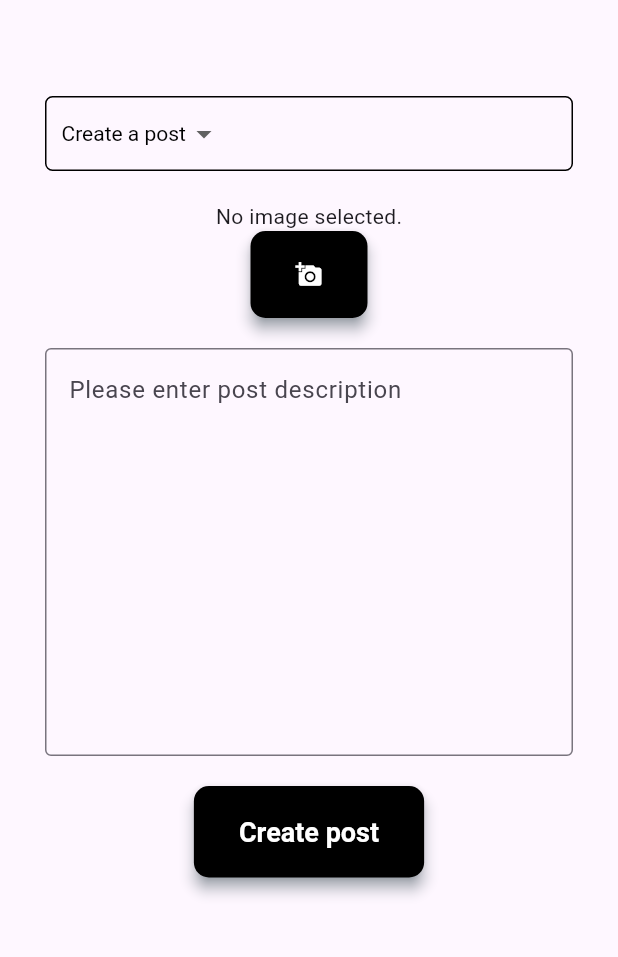
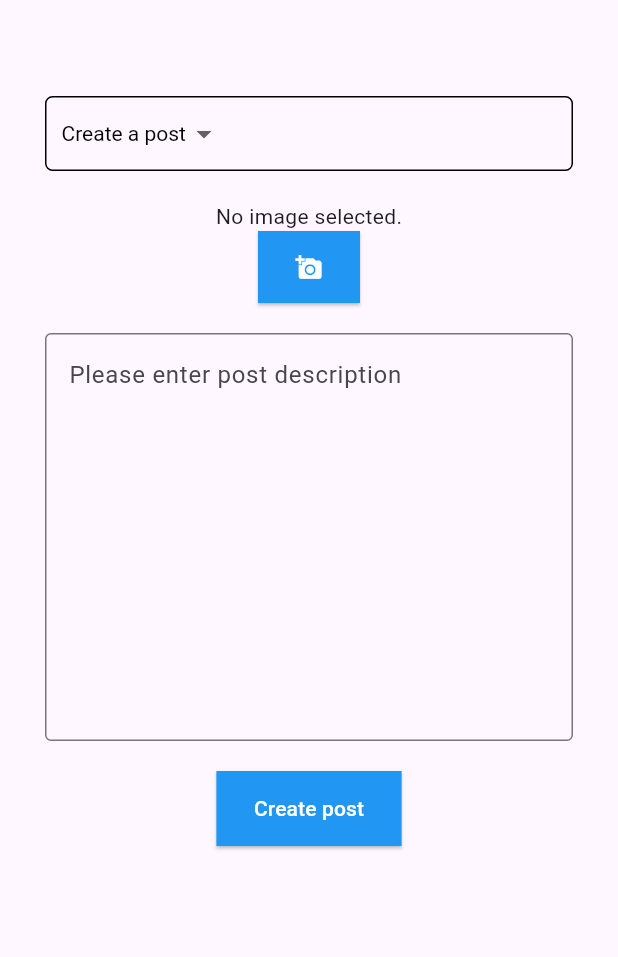
Before and after one commit to Rifa144/Group8_Project2, a Flutter app: the screen it shows after launch, after a tap on "Azmi Eb Thissam", on a phone screen of 412 x 824 dp, the part 63-1020 px from its top. Run offline on Flutter 3.47's test engine with Material 3 defaults, Android fonts, the phone set to English and light mode, and no system bars; our stand-ins replace image_picker; network calls fail.

Commit message:
Made Small changes to the styling of various pages

```diff
--- a/project2_flutter/lib/screens/CreatePostScreen.dart
+++ b/project2_flutter/lib/screens/CreatePostScreen.dart
@@ -61,18 +61,15 @@ class _CreatePostScreenState extends State<CreatePostScreen> {
         ),
         ElevatedButton(
           onPressed: getImage,
-          style: ElevatedButton.styleFrom(
-            foregroundColor: Colors.white, backgroundColor: Colors.black,
-            padding: const EdgeInsets.symmetric(horizontal: 30, vertical: 20),
-            shape: RoundedRectangleBorder(
-              borderRadius: BorderRadius.circular(10),
+          style: ButtonStyle(
+            backgroundColor: MaterialStateProperty.all<Color>(Colors.blue),
+            shape: MaterialStateProperty.all<OutlinedBorder>(
+              RoundedRectangleBorder(
+                borderRadius: BorderRadius.zero,
+              ),
             ),
-            textStyle:const TextStyle(
-              fontSize: 18,
-              fontWeight: FontWeight.bold,
-            ),
-            elevation: 4,
-            shadowColor: Colors.blueGrey,
+            foregroundColor: MaterialStateProperty.all<Color>(Colors.white),
+            padding: MaterialStateProperty.all<EdgeInsetsGeometry>(EdgeInsets.symmetric(vertical: 15.0, horizontal: 25.0)),
           ),
           child:const Icon(Icons.add_a_photo),
         ),
@@ -98,18 +95,15 @@ class _CreatePostScreenState extends State<CreatePostScreen> {
               Navigator.pushNamed(context, '/home-page');
             }
           },
-          style: ElevatedButton.styleFrom(
-            foregroundColor: Colors.white, backgroundColor: Colors.black,
-            padding: const EdgeInsets.symmetric(horizontal: 30, vertical: 20),
-            shape: RoundedRectangleBorder(
-              borderRadius: BorderRadius.circular(10),
+          style: ButtonStyle(
+            backgroundColor: MaterialStateProperty.all<Color>(Colors.blue),
+            shape: MaterialStateProperty.all<OutlinedBorder>(
+              RoundedRectangleBorder(
+                borderRadius: BorderRadius.zero,
+              ),
             ),
-            textStyle:const TextStyle(
-              fontSize: 18,
-              fontWeight: FontWeight.bold,
-            ),
-            elevation: 4,
-            shadowColor: Colors.blueGrey,
+            foregroundColor: MaterialStateProperty.all<Color>(Colors.white),
+            padding: MaterialStateProperty.all<EdgeInsetsGeometry>(EdgeInsets.symmetric(vertical: 15.0, horizontal: 25.0)),
           ),
           child:const Text('Create post'),
         )
@@ -152,21 +146,18 @@ class _CreatePostScreenState extends State<CreatePostScreen> {
         ElevatedButton(
           onPressed: () {
             if (_formKey.currentState!.validate()) {
-              Navigator.pushNamed(context, '/home-page');
+              Navigator.pushNamed(context, '/job-listing');
             }
           },
-          style: ElevatedButton.styleFrom(
-            foregroundColor: Colors.white, backgroundColor: Colors.black,
-            padding: const EdgeInsets.symmetric(horizontal: 30, vertical: 20),
-            shape: RoundedRectangleBorder(
-              borderRadius: BorderRadius.circular(10),
+          style: ButtonStyle(
+            backgroundColor: MaterialStateProperty.all<Color>(Colors.blue),
+            shape: MaterialStateProperty.all<OutlinedBorder>(
+              RoundedRectangleBorder(
+                borderRadius: BorderRadius.zero,
+              ),
             ),
-            textStyle:const TextStyle(
-              fontSize: 18,
-              fontWeight: FontWeight.bold,
-            ),
-            elevation: 4,
-            shadowColor: Colors.blueGrey,
+            foregroundColor: MaterialStateProperty.all<Color>(Colors.white),
+            padding: MaterialStateProperty.all<EdgeInsetsGeometry>(EdgeInsets.symmetric(vertical: 15.0, horizontal: 25.0)),
           ),
           child:const Text('Post this job'),
         )
--- a/project2_flutter/lib/screens/HomeScreen.dart
+++ b/project2_flutter/lib/screens/HomeScreen.dart
@@ -68,7 +68,10 @@ class HomeScreen extends StatelessWidget {
         title: const Text('Home Screen'),
       ),
       drawer: const DrawerLayoutWidget(),
-      body: ListView.builder(
+
+      body:  Container(
+        margin:const EdgeInsets.symmetric(horizontal: 30.0),
+        child: ListView.builder(
         itemCount: postList.length,
         itemBuilder: (context, index) {
           final post = postList[index];
@@ -84,7 +87,12 @@ class HomeScreen extends StatelessWidget {
             },
             child: Card(
               elevation: 4,
-              margin: const EdgeInsets.symmetric(horizontal: 10.0, vertical: 5.0),
+                shape: RoundedRectangleBorder(
+                  borderRadius: BorderRadius.zero,
+                ),
+              margin: const EdgeInsets.only(bottom: 50.0 ),
+          child: Padding(
+          padding: const EdgeInsets.all(16.0),
               child: Column(
                 children: [
                   Container(
@@ -152,10 +160,13 @@ class HomeScreen extends StatelessWidget {
 
                 ],
               ),
+          ),
             ),
           );
         },
       ),
+      ),
+
     );
   }
 }
```
